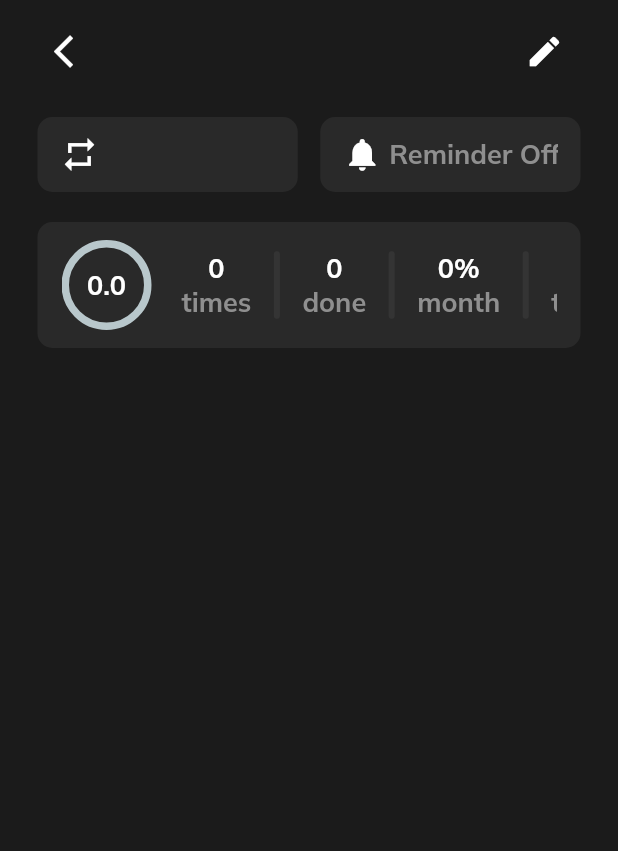
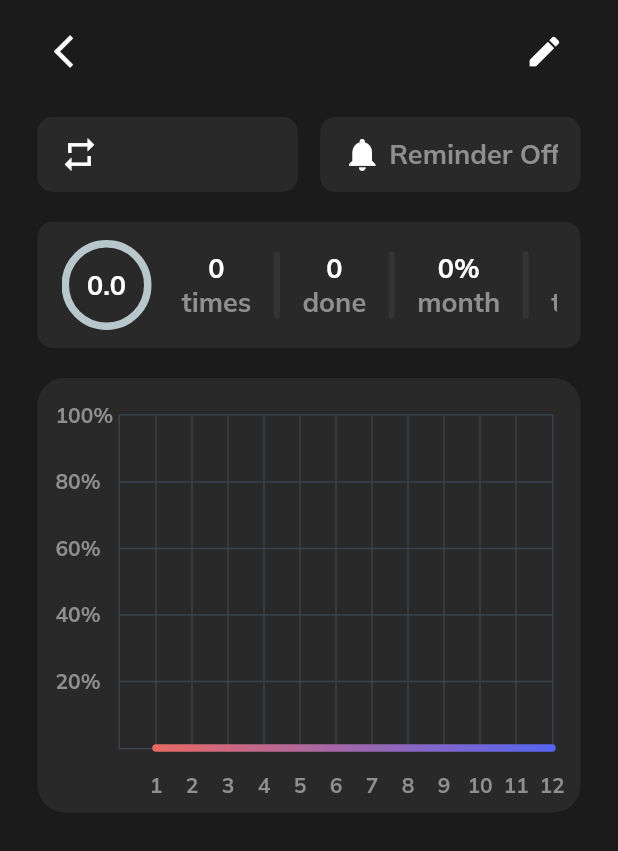
Before and after one commit to rutikeyone/habits, a Flutter app: the DetailsScreen screen opened directly with empty values, on a phone screen of 412 x 824 dp. Shown: the top 851 px of the screen. Run offline on Flutter 3.47's test engine with Material 2 defaults, Android fonts, the phone set to English and light mode, and no system bars; drawn by our look-alikes of fl_chart, percent_indicator; our stand-ins replace adaptive_theme, bloc, dartz, equatable, flutter_bloc, flutter_local_notifications and 7 more; accounts and stored records are empty.

Commit message:
Add chart by year

```diff
--- /dev/null
+++ b/lib/domain/extensions/int_extension.dart
@@ -0,0 +1,4 @@
+extension RangeExtension on int {
+  List<int> to(int maxInclusive, {int step = 1}) =>
+      [for (int i = this; i <= maxInclusive; i += step) i];
+}
--- a/lib/presentation/details/details_screen.dart
+++ b/lib/presentation/details/details_screen.dart
@@ -1,6 +1,7 @@
 import 'package:flutter/material.dart';
 import 'package:flutter_bloc/flutter_bloc.dart';
 import 'package:habits/BLoC/cubit/details/details_cubit.dart';
+import 'package:habits/presentation/widgets/chartByCurrentYear/detail_line_chart_by_year.dart';
 import '../../domain/model/habit.dart';
 import '../../generated/l10n.dart';
 import 'components/details_app_bar.dart';
@@ -36,7 +37,8 @@ class DetailsScreen extends StatelessWidget {
       child: BlocBuilder<DetailsCubit, DetailsState>(
         builder: (context, state) => Scaffold(
           backgroundColor: Theme.of(context).primaryColorDark,
-          body: Column(
+          body: SingleChildScrollView(
+            child: Column(
               children: [
                 DetailsAppBar(
                   title: habit.title,
@@ -90,7 +92,8 @@ class DetailsScreen extends StatelessWidget {
                                 const DetailsDiveder(),
                                 DetailsTextItem(
                                     bodyText:
-                                      (_percent * 100).toStringAsFixed(0) + "%",
+                                        (_percent * 100).toStringAsFixed(0) +
+                                            "%",
                                     bottomText: S.of(context).total),
                               ],
                             ),
@@ -100,7 +103,25 @@ class DetailsScreen extends StatelessWidget {
                     ),
                   ),
                 ),
+                const SizedBox(height: 20),
+                Padding(
+                  padding: const EdgeInsets.symmetric(horizontal: 25),
+                  child: Container(
+                    decoration: BoxDecoration(
+                      borderRadius: const BorderRadius.all(
+                        Radius.circular(18),
+                      ),
+                      color: Theme.of(context).primaryColorLight,
+                    ),
+                    child: DetailLineChartByCurrentYear(
+                      context: context,
+                      habit: habit,
+                    ),
+                  ),
+                ),
+                const SizedBox(height: 20),
               ],
+            ),
           ),
         ),
       ),
--- a/lib/presentation/theme/dark_theme.dart
+++ b/lib/presentation/theme/dark_theme.dart
@@ -4,6 +4,7 @@ final dark = ThemeData(
   primaryColorDark: const Color(0xff1B1B1B),
   primaryColorLight: const Color(0xff292929),
   dividerColor: const Color(0xff343434),
+  canvasColor: const Color(0xff37434d),
   inputDecorationTheme: const InputDecorationTheme(
     fillColor: Color(0xff343434),
   ),
--- /dev/null
+++ b/lib/presentation/widgets/chartByCurrentYear/by_current_year_bottom_title.dart
@@ -0,0 +1,63 @@
+import 'package:fl_chart/fl_chart.dart';
+import 'package:flutter/material.dart';
+
+class ByCurrentYearBottomTitle extends StatelessWidget {
+  final double value;
+  final TitleMeta meta;
+  final BuildContext context;
+  const ByCurrentYearBottomTitle({
+    Key? key,
+    required this.value,
+    required this.meta,
+    required this.context,
+  }) : super(key: key);
+
+  @override
+  Widget build(BuildContext context) {
+    final style = Theme.of(context).textTheme.headline4;
+    Widget text;
+    switch (value.toInt()) {
+      case 1:
+        text = Text("1", style: style);
+        break;
+      case 2:
+        text = Text("2", style: style);
+        break;
+      case 3:
+        text = Text("3", style: style);
+        break;
+      case 4:
+        text = Text("4", style: style);
+        break;
+      case 5:
+        text = Text("5", style: style);
+        break;
+      case 6:
+        text = Text("6", style: style);
+        break;
+      case 7:
+        text = Text("7", style: style);
+        break;
+      case 8:
+        text = Text("8", style: style);
+        break;
+      case 9:
+        text = Text("9", style: style);
+        break;
+      case 10:
+        text = Text("10", style: style);
+        break;
+      case 11:
+        text = Text("11", style: style);
+        break;
+      case 12:
+        text = Text("12", style: style);
+        break;
+      default:
+        text = Text('', style: style);
+        break;
+    }
+
+    return Padding(child: text, padding: const EdgeInsets.only(top: 15));
+  }
+}
--- /dev/null
+++ b/lib/presentation/widgets/chartByCurrentYear/by_current_year_data.dart
@@ -0,0 +1,118 @@
+import 'dart:math';
+
+import 'package:fl_chart/fl_chart.dart';
+import 'package:flutter/material.dart';
+import 'package:habits/domain/extensions/int_extension.dart';
+import 'package:habits/domain/model/habit.dart';
+
+import '../left_title_widgets.dart';
+import 'by_current_year_bottom_title.dart';
+
+LineChartData byCurrentYearData(
+    {required BuildContext context,
+    required double daysInMonth,
+    required List<Color> gradientColors,
+    required Habit habit}) {
+  final _spots = _getFlSpotsByMonth(habit);
+  return LineChartData(
+    gridData: FlGridData(
+      show: true,
+      drawVerticalLine: true,
+      horizontalInterval: 20,
+      verticalInterval: 1,
+      getDrawingHorizontalLine: (value) {
+        return FlLine(
+          color: Theme.of(context).canvasColor,
+          strokeWidth: 1,
+        );
+      },
+      getDrawingVerticalLine: (value) {
+        return FlLine(
+          color: Theme.of(context).canvasColor,
+          strokeWidth: 1,
+        );
+      },
+    ),
+    titlesData: FlTitlesData(
+      show: true,
+      rightTitles: AxisTitles(
+        sideTitles: SideTitles(showTitles: false),
+      ),
+      topTitles: AxisTitles(
+        sideTitles: SideTitles(showTitles: false),
+      ),
+      bottomTitles: AxisTitles(
+        sideTitles: SideTitles(
+          showTitles: true,
+          reservedSize: 30,
+          interval: 1,
+          getTitlesWidget: (val, meta) => ByCurrentYearBottomTitle(
+              value: val, meta: meta, context: context),
+        ),
+      ),
+      leftTitles: AxisTitles(
+        sideTitles: SideTitles(
+          showTitles: true,
+          interval: 1,
+          getTitlesWidget: (val, meta) =>
+              LeftTitleWidgets(value: val, meta: meta, context: context),
+          reservedSize: 42,
+        ),
+      ),
+    ),
+    borderData: FlBorderData(
+        show: true,
+        border: Border.all(color: const Color(0xff37434d), width: 1)),
+    minX: 0,
+    maxX: daysInMonth,
+    minY: 0,
+    maxY: 100,
+    lineBarsData: [
+      LineChartBarData(
+        spots: _spots,
+        isCurved: true,
+        gradient: LinearGradient(
+          colors: gradientColors,
+          begin: Alignment.centerLeft,
+          end: Alignment.centerRight,
+        ),
+        barWidth: 5,
+        isStrokeCapRound: true,
+        dotData: FlDotData(
+          show: false,
+        ),
+        belowBarData: BarAreaData(
+          show: true,
+          gradient: LinearGradient(
+            colors:
+                gradientColors.map((color) => color.withOpacity(0.3)).toList(),
+            begin: Alignment.centerLeft,
+            end: Alignment.centerRight,
+          ),
+        ),
+      ),
+    ],
+  );
+}
+
+List<FlSpot> _getFlSpotsByMonth(Habit habit) {
+  final List<FlSpot> _spots = (1.to(12, step: 1)).map((val) {
+    final List<DateTime>? completedDaysByMonth =
+        habit.completedDays.where((e) => e.month == val).toList();
+    final List<DateTime>? totalDaysByMonth =
+        habit.totalDays.where((e) => e.month == val).toList();
+
+    return FlSpot(
+      val.toDouble(),
+      completedDaysByMonth != null &&
+              totalDaysByMonth != null &&
+              completedDaysByMonth.isNotEmpty &&
+              totalDaysByMonth.isNotEmpty
+          ? double.parse(
+              ((completedDaysByMonth.length / totalDaysByMonth.length) * 100)
+                  .toStringAsFixed(2))
+          : 0,
+    );
+  }).toList();
+  return _spots;
+}
--- /dev/null
+++ b/lib/presentation/widgets/chartByCurrentYear/detail_line_chart_by_year.dart
@@ -0,0 +1,44 @@
+import 'package:fl_chart/fl_chart.dart';
+import 'package:flutter/material.dart';
+import 'package:habits/domain/model/habit.dart';
+import 'by_current_year_data.dart';
+
+class DetailLineChartByCurrentYear extends StatelessWidget {
+  final BuildContext context;
+  final Habit habit;
+  late final List<Color> gradientColors;
+  DetailLineChartByCurrentYear({
+    Key? key,
+    required this.context,
+    required this.habit,
+  }) : super(key: key) {
+    gradientColors = [
+      Theme.of(context).errorColor,
+      Theme.of(context).indicatorColor,
+    ];
+  }
+
+  @override
+  Widget build(BuildContext context) {
+    return SingleChildScrollView(
+      child: Stack(
+        children: [
+          AspectRatio(
+            aspectRatio: 1.25,
+            child: Padding(
+              padding: const EdgeInsets.only(
+                  right: 18.0, left: 12.0, top: 24, bottom: 12),
+              child: LineChart(
+                byCurrentYearData(
+                    habit: habit,
+                    context: context,
+                    daysInMonth: 12,
+                    gradientColors: gradientColors),
+              ),
+            ),
+          ),
+        ],
+      ),
+    );
+  }
+}
--- /dev/null
+++ b/lib/presentation/widgets/left_title_widgets.dart
@@ -0,0 +1,46 @@
+import 'package:fl_chart/fl_chart.dart';
+import 'package:flutter/material.dart';
+
+class LeftTitleWidgets extends StatelessWidget {
+  final double value;
+  final TitleMeta meta;
+  final BuildContext context;
+  const LeftTitleWidgets(
+      {Key? key,
+      required this.value,
+      required this.meta,
+      required this.context})
+      : super(key: key);
+
+  @override
+  Widget build(BuildContext context) {
+    final style = Theme.of(context).textTheme.headline4;
+    String text;
+    switch (value.toInt()) {
+      case 20:
+        text = '20%';
+        break;
+
+      case 40:
+        text = '40%';
+        break;
+
+      case 60:
+        text = '60%';
+        break;
+
+      case 80:
+        text = '80%';
+        break;
+
+      case 100:
+        text = '100%';
+        break;
+
+      default:
+        return Container();
+    }
+
+    return Text(text, style: style, textAlign: TextAlign.left);
+  }
+}
```
Also changed, not shown: pubspec.yaml (+23 -25 lines), pubspec.lock. Lines whose indentation alone changed are shown as unchanged.
